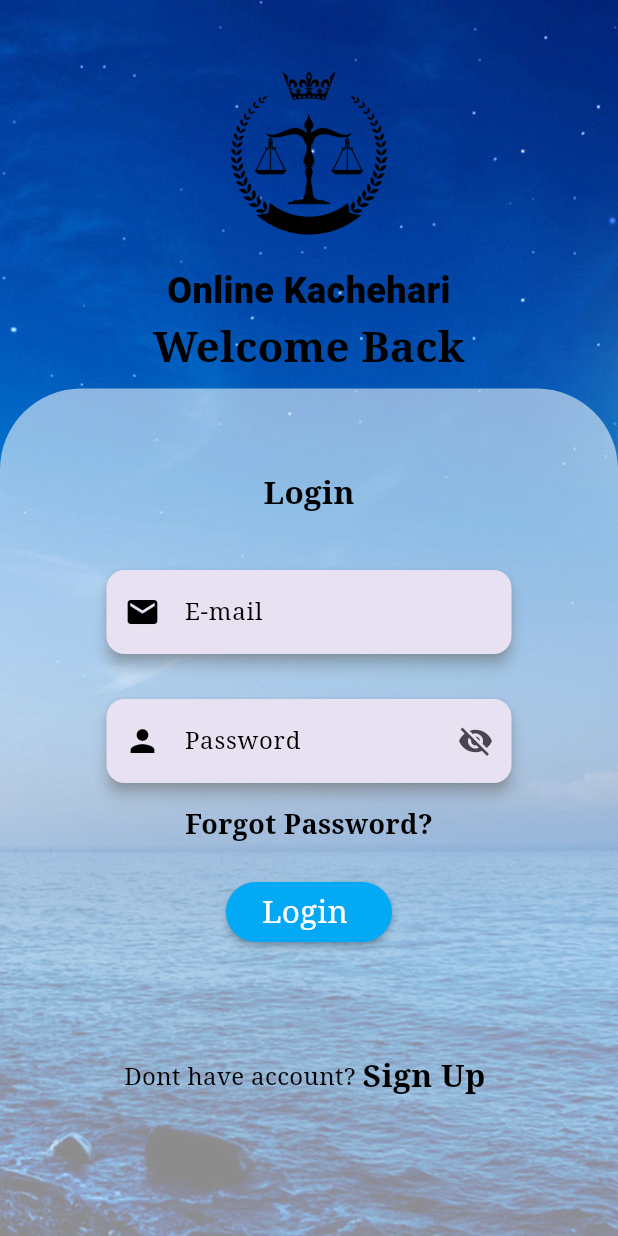
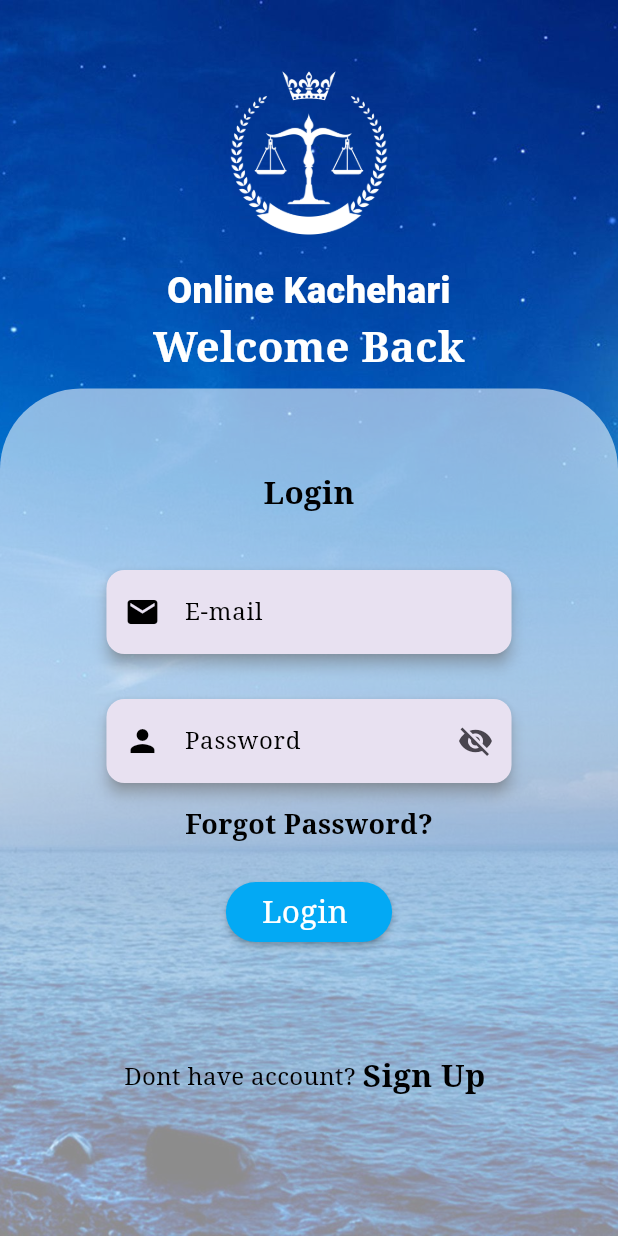
Before and after one commit to pradumkumar01/online_kachahari, a Flutter app: the screen it shows after launch, on a phone screen of 412 x 824 dp. Run offline on Flutter 3.47's test engine with Material 3 defaults, Android fonts, the phone set to English and light mode, and no system bars; our stand-ins replace curved_navigation_bar, dio, fluttertoast, font_awesome_flutter, image_picker, webview_flutter; Roboto replaces fonts that are missing (cursive).

Commit message:
some change

```diff
--- a/lib/screens/Login_Screen.dart
+++ b/lib/screens/Login_Screen.dart
@@ -1,11 +1,7 @@
 // ignore_for_file: non_constant_identifier_names
 import 'dart:async';
-
 import 'package:dio/dio.dart';
 import 'package:flutter/material.dart';
-import 'package:flutter_online_kachehari/api/constants/Urls.dart';
-import 'package:flutter_online_kachehari/api/interface/DioHelper.dart';
-import 'package:flutter_online_kachehari/components/toaster/toast.dart';
 import 'package:flutter_online_kachehari/api/constants/Urls.dart';
 import 'package:flutter_online_kachehari/api/interface/DioHelper.dart';
 import 'package:flutter_online_kachehari/components/toaster/toast.dart';
@@ -66,7 +62,7 @@ class _Login_ScreenState extends State<Login_Screen> {
                     alignment: Alignment.center,
                     child: Image.asset(
                       'assets/images/logo.png',
-                      color: Colors.black,
+                      color: Colors.white,
                     ),
                   ),
                   SizedBox(
@@ -76,7 +72,7 @@ class _Login_ScreenState extends State<Login_Screen> {
                       style: TextStyle(
                         fontSize: 24,
                         fontFamily: 'cursive',
-                        color: Colors.black,
+                        color: Colors.white,
                         fontWeight: FontWeight.w900,
                       ),
                       textAlign: TextAlign.center,
@@ -89,7 +85,7 @@ class _Login_ScreenState extends State<Login_Screen> {
                       style: TextStyle(
                         fontSize: 28,
                         fontFamily: 'serif',
-                        color: Colors.black,
+                        color: Colors.white,
                         fontWeight: FontWeight.w800,
                       ),
                       textAlign: TextAlign.center,
```
